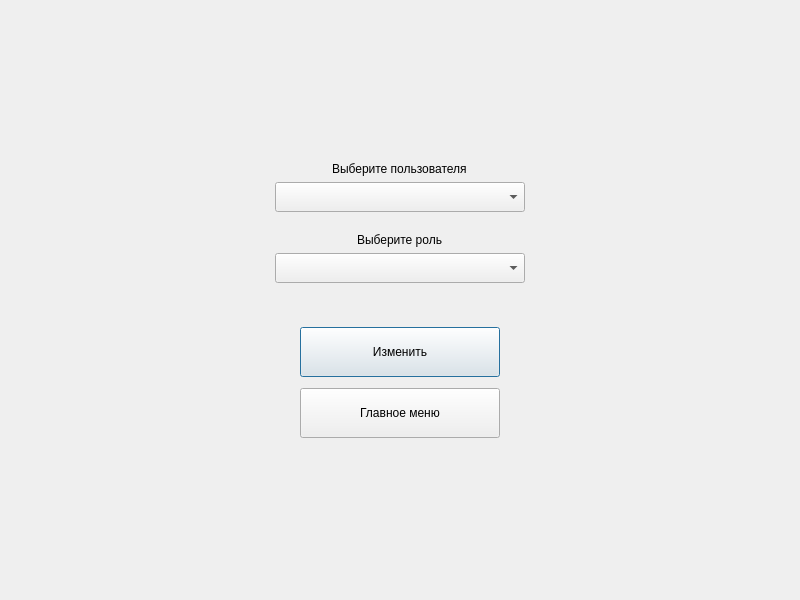
The window that changerolewindow.ui (icspero/3-semester-CourseWork_Client) describes before a commit, drawn with Qt 5.
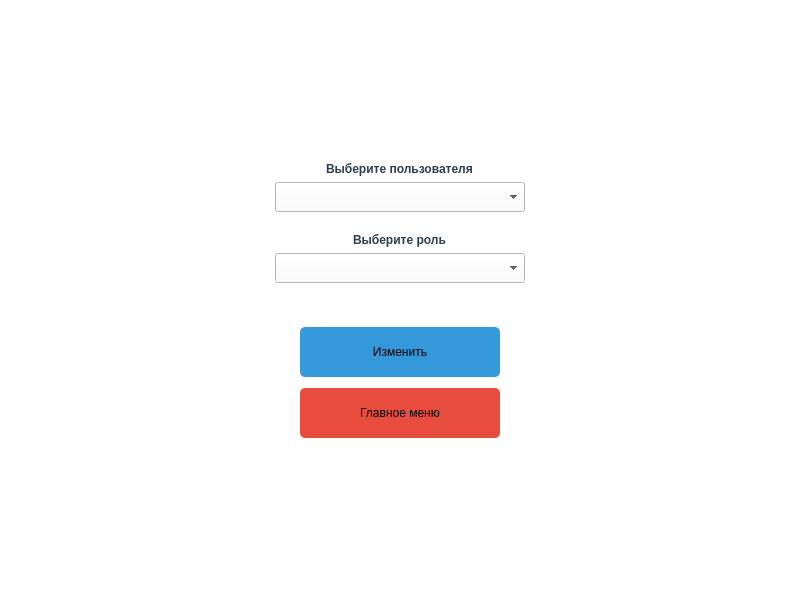
The same window after the commit.

```diff
--- a/changerolewindow.ui
+++ b/changerolewindow.ui
@@ -13,6 +13,9 @@
   <property name="windowTitle">
    <string>Изменение роли пользователя</string>
   </property>
+  <property name="styleSheet">
+   <string notr="true">background-color: #ffffff;</string>
+  </property>
   <layout class="QVBoxLayout" name="verticalLayout">
    <item>
     <spacer name="verticalSpacer">
@@ -32,6 +35,10 @@
      <layout class="QVBoxLayout" name="verticalLayout_2">
       <item alignment="Qt::AlignHCenter">
        <widget class="QLabel" name="label_2">
+        <property name="styleSheet">
+         <string notr="true">color: #2c3e50;
+font-weight: bold;</string>
+        </property>
         <property name="text">
          <string>Выберите пользователя</string>
         </property>
@@ -71,6 +78,10 @@
       </item>
       <item alignment="Qt::AlignHCenter">
        <widget class="QLabel" name="label">
+        <property name="styleSheet">
+         <string notr="true">color: #2c3e50;
+font-weight: bold;</string>
+        </property>
         <property name="text">
          <string>Выберите роль</string>
         </property>
@@ -128,6 +139,16 @@
           <height>50</height>
          </size>
         </property>
+        <property name="styleSheet">
+         <string notr="true">QPushButton {
+    background-color: #3498db; 
+    color: black;           
+    border-radius: 5px;
+}
+QPushButton:hover {
+    background-color: #2980b9;
+}</string>
+        </property>
         <property name="text">
          <string>Изменить</string>
         </property>
@@ -163,6 +184,16 @@
           <height>50</height>
          </size>
         </property>
+        <property name="styleSheet">
+         <string notr="true">QPushButton {
+    background-color: #e74c3c; 
+    color: black;               
+    border-radius: 5px;      
+}
+QPushButton:hover {
+    background-color: #c0392b; 
+}</string>
+        </property>
         <property name="text">
          <string>Главное меню</string>
         </property>
```
Left out of the diff: 24 changed lines with no effect on the pictures.
